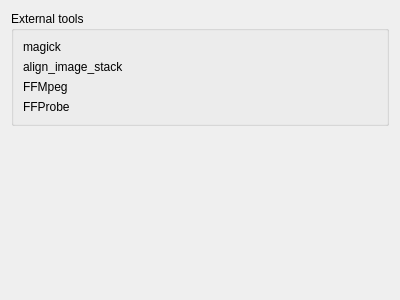
Before: the Qt Designer form src/gui/desktop/config_tabs/tools_tab.ui in Kicer86/photobroom, drawn with Qt 5.
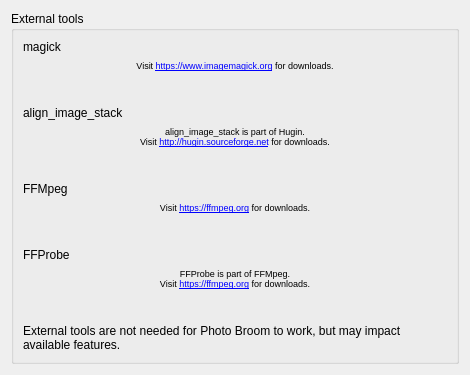
After: the same form once the commit is applied. Custom widgets are drawn as their Qt base class.

Commit message: adding infos for tools where to get them

Patch:
```diff
--- a/src/gui/desktop/config_tabs/tools_tab.ui
+++ b/src/gui/desktop/config_tabs/tools_tab.ui
@@ -6,8 +6,8 @@
    <rect>
     <x>0</x>
     <y>0</y>
-    <width>400</width>
-    <height>300</height>
+    <width>470</width>
+    <height>375</height>
    </rect>
   </property>
   <property name="windowTitle">
@@ -33,7 +33,22 @@
       <item row="0" column="1">
        <widget class="QtExtChooseFile" name="magickPath" native="true"/>
       </item>
-      <item row="1" column="0">
+      <item row="1" column="0" colspan="2">
+       <widget class="QLabel" name="label">
+        <property name="font">
+         <font>
+          <pointsize>7</pointsize>
+         </font>
+        </property>
+        <property name="text">
+         <string>Visit &lt;a href=&quot;https://www.imagemagick.org/&quot;&gt;https://www.imagemagick.org&lt;/a&gt; for downloads.</string>
+        </property>
+        <property name="alignment">
+         <set>Qt::AlignHCenter|Qt::AlignTop</set>
+        </property>
+       </widget>
+      </item>
+      <item row="3" column="0">
        <widget class="QLabel" name="aisLabel">
         <property name="toolTip">
          <string>Used to stabilize scene when creating animations (gifs) from photo series.</string>
@@ -43,29 +58,136 @@
         </property>
        </widget>
       </item>
-      <item row="1" column="1">
+      <item row="3" column="1">
        <widget class="QtExtChooseFile" name="aisPath" native="true"/>
       </item>
-      <item row="2" column="0">
+      <item row="4" column="0" colspan="2">
+       <widget class="QLabel" name="label_2">
+        <property name="font">
+         <font>
+          <pointsize>7</pointsize>
+         </font>
+        </property>
+        <property name="text">
+         <string>align_image_stack is part of Hugin.&lt;br/&gt;Visit &lt;a href=&quot;http://hugin.sourceforge.net/&quot;&gt;http://hugin.sourceforge.net&lt;/a&gt; for downloads.</string>
+        </property>
+        <property name="alignment">
+         <set>Qt::AlignHCenter|Qt::AlignTop</set>
+        </property>
+       </widget>
+      </item>
+      <item row="6" column="0">
        <widget class="QLabel" name="ffmpegLabel">
         <property name="text">
          <string notr="true">FFMpeg</string>
         </property>
        </widget>
       </item>
-      <item row="2" column="1">
+      <item row="6" column="1">
        <widget class="QtExtChooseFile" name="ffmpegPath" native="true"/>
       </item>
-      <item row="3" column="0">
+      <item row="7" column="0" colspan="2">
+       <widget class="QLabel" name="label_3">
+        <property name="font">
+         <font>
+          <pointsize>7</pointsize>
+         </font>
+        </property>
+        <property name="text">
+         <string>Visit &lt;a href=&quot;https://ffmpeg.org/&quot;&gt;https://ffmpeg.org&lt;/a&gt; for downloads.</string>
+        </property>
+        <property name="alignment">
+         <set>Qt::AlignHCenter|Qt::AlignTop</set>
+        </property>
+       </widget>
+      </item>
+      <item row="9" column="0">
        <widget class="QLabel" name="ffprobeLabel">
         <property name="text">
          <string>FFProbe</string>
         </property>
        </widget>
       </item>
-      <item row="3" column="1">
+      <item row="9" column="1">
        <widget class="QtExtChooseFile" name="ffprobePath" native="true"/>
       </item>
+      <item row="10" column="0" colspan="2">
+       <widget class="QLabel" name="label_4">
+        <property name="font">
+         <font>
+          <pointsize>7</pointsize>
+         </font>
+        </property>
+        <property name="text">
+         <string>FFProbe is part of FFMpeg.&lt;br/&gt;Visit &lt;a href=&quot;https://ffmpeg.org/&quot;&gt;https://ffmpeg.org&lt;/a&gt; for downloads.</string>
+        </property>
+        <property name="alignment">
+         <set>Qt::AlignHCenter|Qt::AlignTop</set>
+        </property>
+       </widget>
+      </item>
+      <item row="12" column="0" colspan="2">
+       <widget class="QLabel" name="label_5">
+        <property name="text">
+         <string>External tools are not needed for Photo Broom to work, but may impact available features.</string>
+        </property>
+        <property name="wordWrap">
+         <bool>true</bool>
+        </property>
+       </widget>
+      </item>
+      <item row="11" column="0" colspan="2">
+       <spacer name="verticalSpacer_4">
+        <property name="orientation">
+         <enum>Qt::Vertical</enum>
+        </property>
+        <property name="sizeHint" stdset="0">
+         <size>
+          <width>20</width>
+          <height>40</height>
+         </size>
+        </property>
+       </spacer>
+      </item>
+      <item row="8" column="0" colspan="2">
+       <spacer name="verticalSpacer_4">
+        <property name="orientation">
+         <enum>Qt::Vertical</enum>
+        </property>
+        <property name="sizeHint" stdset="0">
+         <size>
+          <width>20</width>
+          <height>40</height>
+         </size>
+        </property>
+       </spacer>
+      </item>
+      <item row="5" column="0" colspan="2">
+       <spacer name="verticalSpacer_3">
+        <property name="orientation">
+         <enum>Qt::Vertical</enum>
+        </property>
+        <property name="sizeHint" stdset="0">
+         <size>
+          <width>20</width>
+          <height>40</height>
+         </size>
+        </property>
+       </spacer>
+      </item>
+      <item row="2" column="0" colspan="2">
+       <spacer name="verticalSpacer_2">
+        <property name="orientation">
+         <enum>Qt::Vertical</enum>
+        </property>
+        <property name="sizeHint" stdset="0">
+         <size>
+          <width>20</width>
+          <height>40</height>
+         </size>
+        </property>
+       </spacer>
+      </item>
      </layout>
     </widget>
    </item>
```
